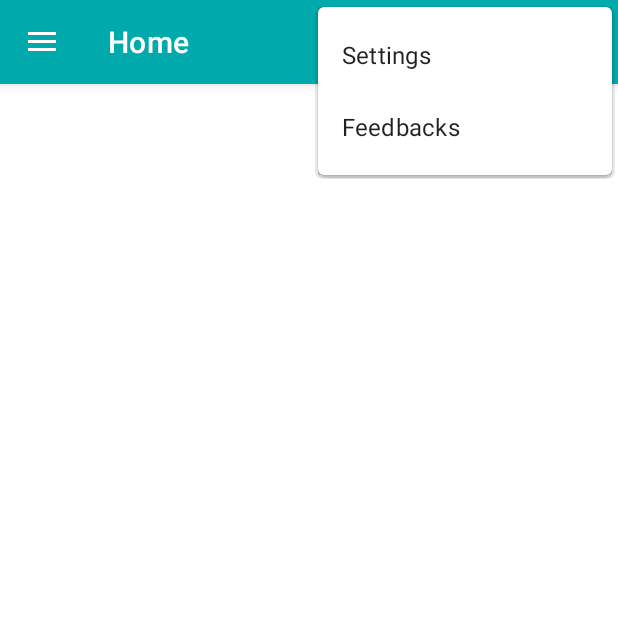
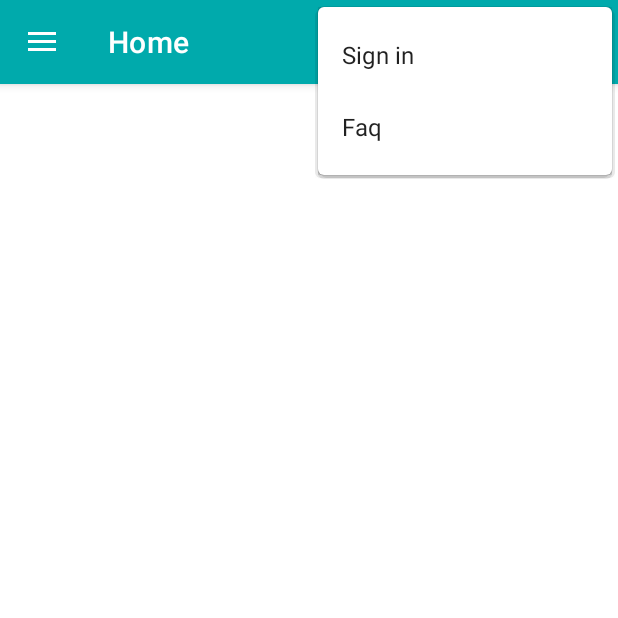
Before and after one commit to spid3rmn/AND1-MySuperApp, an Android app: the screen it shows after launch (MainActivity), with the options menu open, on a phone screen of 412 x 824 dp, the top half of it. Run offline under Robolectric (Android 15) with nearby library versions, the phone set to English and light mode, and no system bars; our stand-ins replace navigation-ui.

Commit message:
Preparing for login

```diff
--- a/app/src/main/AndroidManifest.xml
+++ b/app/src/main/AndroidManifest.xml
@@ -9,6 +9,9 @@
         android:roundIcon="@mipmap/ic_new_round"
         android:supportsRtl="true"
         android:theme="@style/Theme.MyKampusTest">
+        <activity
+            android:name=".SignInActivity"
+            android:exported="false" />
         <activity
             android:name=".MainActivity"
             android:exported="true"
--- a/app/src/main/res/menu/main.xml
+++ b/app/src/main/res/menu/main.xml
@@ -2,13 +2,13 @@
 <menu xmlns:android="http://schemas.android.com/apk/res/android"
     xmlns:app="http://schemas.android.com/apk/res-auto">
     <item
-        android:id="@+id/action_settings"
+        android:id="@+id/action_signin"
         android:orderInCategory="100"
-        android:title="@string/action_settings"
+        android:title="@string/action_signin"
         app:showAsAction="never" />
     <item
-        android:id="@+id/action_feedbacks"
+        android:id="@+id/action_faq"
         android:orderInCategory="100"
-        android:title="@string/action_feedbacks"
+        android:title="@string/action_faq"
         app:showAsAction="never" />
 </menu>
--- a/app/src/main/res/navigation/mobile_navigation.xml
+++ b/app/src/main/res/navigation/mobile_navigation.xml
@@ -9,11 +9,7 @@
         android:id="@+id/nav_home"
         android:name="com.example.mykampustest.ui.home.HomeFragment"
         android:label="@string/menu_home"
-        tools:layout="@layout/fragment_home" >
-        <action
-            android:id="@+id/action_nav_home_to_settingsFragment"
-            app:destination="@id/settingsFragment" />
-    </fragment>
+        tools:layout="@layout/fragment_home" />
 
     <fragment
         android:id="@+id/nav_gallery"
@@ -33,9 +29,4 @@
         android:label="@string/menu_office_hours"
         tools:layout="@layout/fragment_office_hours" />
 
-    <fragment
-        android:id="@+id/settingsFragment"
-        android:name="com.example.mykampustest.ui.settings.SettingsFragment"
-        android:label="SettingsFragment" />
-
 </navigation>
--- a/app/src/main/res/values/strings.xml
+++ b/app/src/main/res/values/strings.xml
@@ -6,8 +6,8 @@
     <string name="nav_header_email">contact@kamtjatka.dk</string>
     <string name="nav_header_desc">Navigation header</string>
 
-    <string name="action_settings">Settings</string>
-    <string name="action_feedbacks">Feedbacks</string>
+    <string name="action_signin">Sign in</string>
+    <string name="action_faq">Faq</string>
 
     <string name="menu_home">Home</string>
     <string name="menu_guides">Guides</string>
--- a/build.gradle
+++ b/build.gradle
@@ -6,7 +6,7 @@ buildscript {
     }
     dependencies {
         classpath "com.android.tools.build:gradle:7.0.2"
-
+        classpath 'com.google.gms:google-services:4.3.10'
         // NOTE: Do not place your application dependencies here; they belong
         // in the individual module build.gradle files
     }
```
Also changed, not shown: app/build.gradle (+9 -0 lines), app/src/main/java/com/example/mykampustest/MainActivity.java (+4 -8 lines), app/src/main/java/com/example/mykampustest/SignInActivity.java (added, +62 -0 lines), app/src/main/java/com/example/mykampustest/SignInViewModel.java (added, +22 -0 lines), app/src/main/java/com/example/mykampustest/data/UserLiveData.java (added, +22 -0 lines), app/src/main/java/com/example/mykampustest/data/UserRepository.java (added, +34 -0 lines), app/src/main/res/layout/activity_sign_in.xml (renamed from app/src/main/res/layout/fragment_settings.xml, +6 -4 lines), 1 other file.
